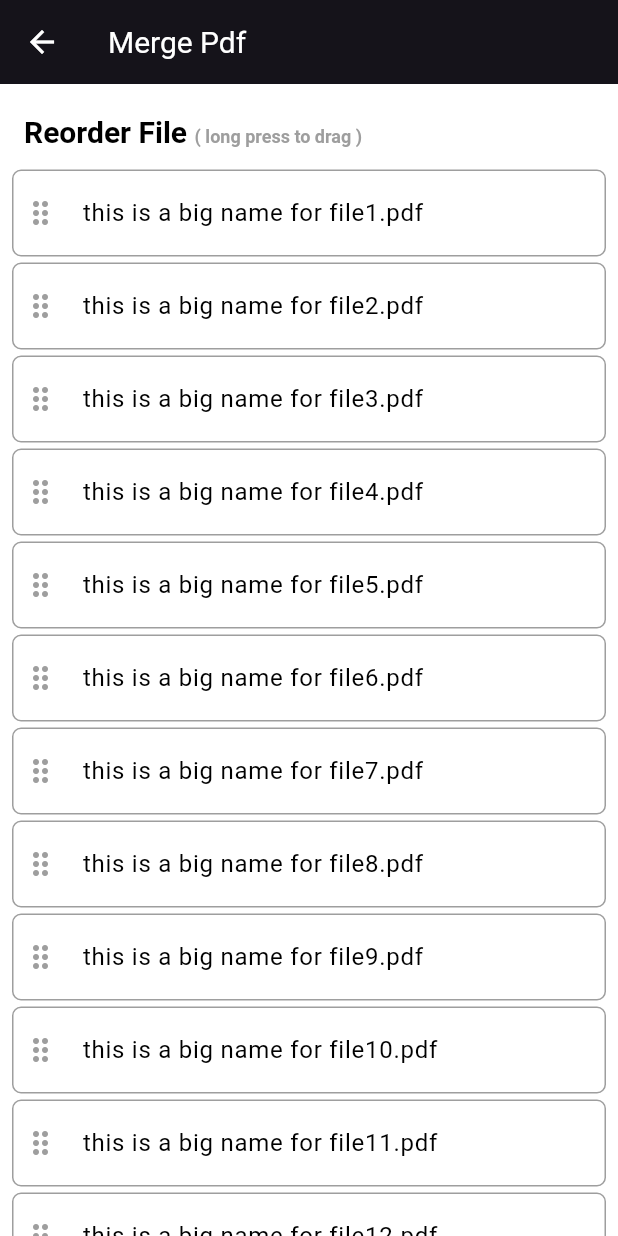
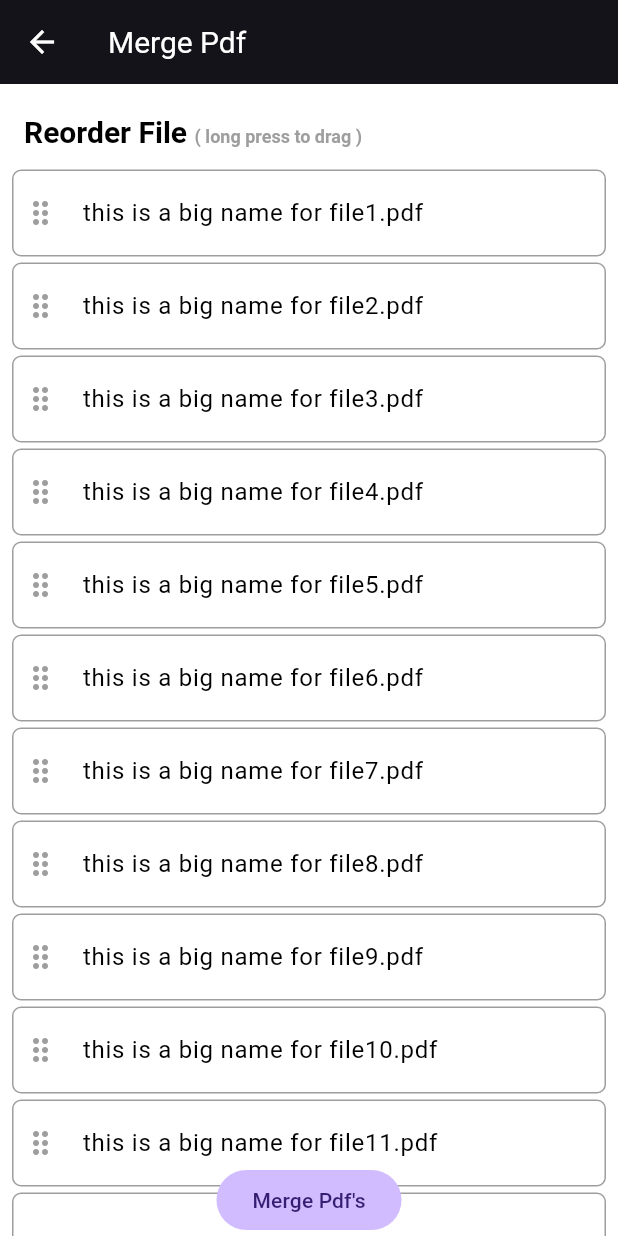
Before and after one commit to vi5hnuu/pdf-craft, a Flutter app: the ToolsScreen screen opened by its route, after a tap on "Merge Pdf", on a phone screen of 412 x 824 dp. Run offline on Flutter 3.47's test engine with Material 3 defaults, Android fonts, the phone set to English and light mode, and no system bars; our stand-ins replace bloc, device_info_plus, dio, equatable, flutter_bloc, flutter_spinkit and 9 more; missing offline and left inert: pdfx.

Commit message:
added pdf to jpg view

```diff
--- a/lib/main.dart
+++ b/lib/main.dart
@@ -5,10 +5,15 @@ import 'package:flutter/services.dart';
 import 'package:flutter_bloc/flutter_bloc.dart';
 import 'package:go_router/go_router.dart';
 import 'package:pdf_craft/models/enums/listing-type.dart';
+import 'package:pdf_craft/models/enums/split-type.dart';
 import 'package:pdf_craft/models/request/merge-pdf.dart';
 import 'package:pdf_craft/pages/MainScreen.dart';
 import 'package:pdf_craft/pages/MergePdfView.dart';
+import 'package:pdf_craft/pages/PdfToJpgView.dart';
+import 'package:pdf_craft/pages/ReorderPdfView.dart';
 import 'package:pdf_craft/pages/SplashScreen.dart';
+import 'package:pdf_craft/pages/split-pdf-tool/SplitPdfTypeView.dart';
+import 'package:pdf_craft/pages/split-pdf-tool/SplitPdfView.dart';
 import 'package:pdf_craft/pages/tab-widgets/FilesScreen.dart';
 import 'package:pdf_craft/pages/tab-widgets/HomeScreen.dart';
 import 'package:pdf_craft/pages/tab-widgets/ScannerScreen.dart';
@@ -82,11 +87,46 @@ class NestedTabNavigationExampleApp extends StatelessWidget {
         // The screen to display as the root in the first tab of the
         // bottom navigation bar.
         parentNavigatorKey: _rootNavigatorKey,
-        path: '/merge-tool',
-        name: 'merge-tool',
+        path: '/merge-pdf-tool',
+        name: 'merge-pdf-tool',
         // builder: (BuildContext context, GoRouterState state) => MergePdfView(files: state.extra as List<File>),
         builder: (BuildContext context, GoRouterState state) => MergePdfView(files: []),
       ),
+      GoRoute(
+        // The screen to display as the root in the first tab of the
+        // bottom navigation bar.
+        parentNavigatorKey: _rootNavigatorKey,
+        path: '/reorder-pages-pdf-tool',
+        name: 'reorder-pages-pdf-tool',
+        // builder: (BuildContext context, GoRouterState state) => MergePdfView(files: state.extra as List<File>),
+        builder: (BuildContext context, GoRouterState state) => ReorderPdfView(file: File("xy/y/temporaryPdf.pdf")),
+      ),
+      GoRoute(
+        // The screen to display as the root in the first tab of the
+        // bottom navigation bar.
+        parentNavigatorKey: _rootNavigatorKey,
+        path: '/pdf-to-jpg-tool',
+        name: 'pdf-to-jpg-tool',
+        // builder: (BuildContext context, GoRouterState state) => MergePdfView(files: state.extra as List<File>),
+        builder: (BuildContext context, GoRouterState state) => PdfToJpgView(file: File("xy/y/temporaryPdf.pdf"),),
+      ),
+      GoRoute(
+        // The screen to display as the root in the first tab of the
+        // bottom navigation bar.
+        parentNavigatorKey: _rootNavigatorKey,
+        path: '/split-pdf-tool',
+        name: 'split-pdf-tool',
+        // builder: (BuildContext context, GoRouterState state) => MergePdfView(files: state.extra as List<File>),
+        builder: (BuildContext context, GoRouterState state) => SplitPdfView(file: File("xy/y/temporaryPdf.pdf")),
+        routes: [
+          GoRoute(
+              path: ':splitType',
+              name: 'split-pdf-by-type',
+              builder: (BuildContext context, GoRouterState state) => SplitPdfTypeView(file: File("xy/y/temporaryPdf.pdf"),outFileName: state.uri.queryParameters['outFileName']!,type:SplitType.fromJson(state.pathParameters['splitType']!)),
+          ),
+        ]
+      ),
+
       GoRoute(
         // The screen to display as the root in the first tab of the
         // bottom navigation bar.
--- a/lib/models/enums/split-type.dart
+++ b/lib/models/enums/split-type.dart
@@ -6,4 +6,8 @@ enum SplitType {
 
   final String type;
   const SplitType(this.type);
+
+  static SplitType fromJson(String splitType){
+    return SplitType.values.firstWhere((type)=>type.type.toLowerCase()==splitType.toLowerCase());
+  }
 }
--- a/lib/models/request/split-pdf.dart
+++ b/lib/models/request/split-pdf.dart
@@ -4,8 +4,8 @@ import 'package:pdf_craft/models/enums/split-type.dart';
 class SplitPdf{
   final String out_file_name;
   final SplitType type;
-  final int fixed;
-  final List<RangeModel> ranges;
+  final int? fixed;
+  final List<RangeModel>? ranges;
   final MultipartFile file;
 
   SplitPdf({required this.out_file_name,required this.type,required this.fixed,required this.ranges,required this.file});
--- a/lib/pages/MergePdfView.dart
+++ b/lib/pages/MergePdfView.dart
@@ -2,6 +2,7 @@ import 'dart:io';
 
 import 'package:flutter/cupertino.dart';
 import 'package:flutter/material.dart';
+import 'package:pdf_craft/utils/utility.dart';
 
 class MergePdfView extends StatefulWidget {
   final List<File> files;
@@ -35,7 +36,10 @@ class _MergePdfViewState extends State<MergePdfView> {
         title: Text('Merge Pdf'),
         elevation: 5,
       ),
-      body: ReorderableListView.builder(
+      body: Column(
+        mainAxisSize: MainAxisSize.max,
+        children: [
+          Expanded(child: ReorderableListView.builder(
             padding: EdgeInsets.symmetric(vertical: 8),
             onReorder: _reorder,
             scrollDirection: Axis.vertical,
@@ -66,7 +70,7 @@ class _MergePdfViewState extends State<MergePdfView> {
                   contentPadding: EdgeInsets.symmetric(horizontal: 6),
                   shape: RoundedRectangleBorder(borderRadius: BorderRadius.circular(6),side: BorderSide(color: Colors.grey)),
                   title: Text(
-                _fileName(file: file),
+                    Utility.fileName(file: file),
                     style: TextStyle(overflow: TextOverflow.ellipsis, color: Colors.black),
                   ),
                   leading: Icon(Icons.drag_indicator, color: Colors.grey),
@@ -74,12 +78,11 @@ class _MergePdfViewState extends State<MergePdfView> {
                 ),
               );
             },
+          )),
+          FilledButton(onPressed: (){}, child: const Text("Merge Pdf's"))
+        ],
       ),
     );
-  }
-
-  String _fileName({required File file}) {
-    return file.path.split('/').last;
   }
 
   void _reorder(oldIndex, newIndex) {
--- a/lib/pages/tab-widgets/ToolsScreen.dart
+++ b/lib/pages/tab-widgets/ToolsScreen.dart
@@ -21,7 +21,7 @@ class _ToolsScreenState extends State<ToolsScreen> {
         mainAxisSpacing: 8,
         crossAxisSpacing: 8,
         children: [
-          PdfTool(onTap: () => router.pushNamed("merge-tool"),assetFilePath: "assets/tools/merge-pdf.png",name: "Merge Pdf",),
+          PdfTool(onTap: () => router.pushNamed("merge-pdf-tool"),assetFilePath: "assets/tools/merge-pdf.png",name: "Merge Pdf",),
           PdfTool(assetFilePath: "assets/tools/reorder-pdf.png",name: "Reorder Pdf",),
           PdfTool(assetFilePath: "assets/tools/split-pdf.png",name: "Split Pdf",),
           PdfTool(assetFilePath: "assets/tools/pdf-to-jpg.png",name: "Pdf to Jpg",),
--- a/lib/utils/utility.dart
+++ b/lib/utils/utility.dart
@@ -1,3 +1,5 @@
+import 'dart:io';
+
 class Utility{
   static String bytesToSize(int bytes) {
     const sizes = ['B', 'KB', 'MB', 'GB', 'TB', 'PB'];
@@ -14,4 +16,8 @@ class Utility{
   static bool isPdf(String path) {
     return path.endsWith('pdf');
   }
+
+  static String fileName({required File file}) {
+    return file.path.split('/').last;
+  }
 }
```
Also changed, not shown: lib/pages/PdfToJpgView.dart (added, +56 -0 lines), lib/pages/ReorderPdfView.dart (added, +107 -0 lines), lib/pages/split-pdf-tool/SplitPdfTypeView.dart (added, +121 -0 lines), lib/pages/split-pdf-tool/SplitPdfView.dart (added, +52 -0 lines), lib/widgets/PdfPageThumbnail.dart (added, +70 -0 lines). Lines whose indentation alone changed are shown as unchanged.
